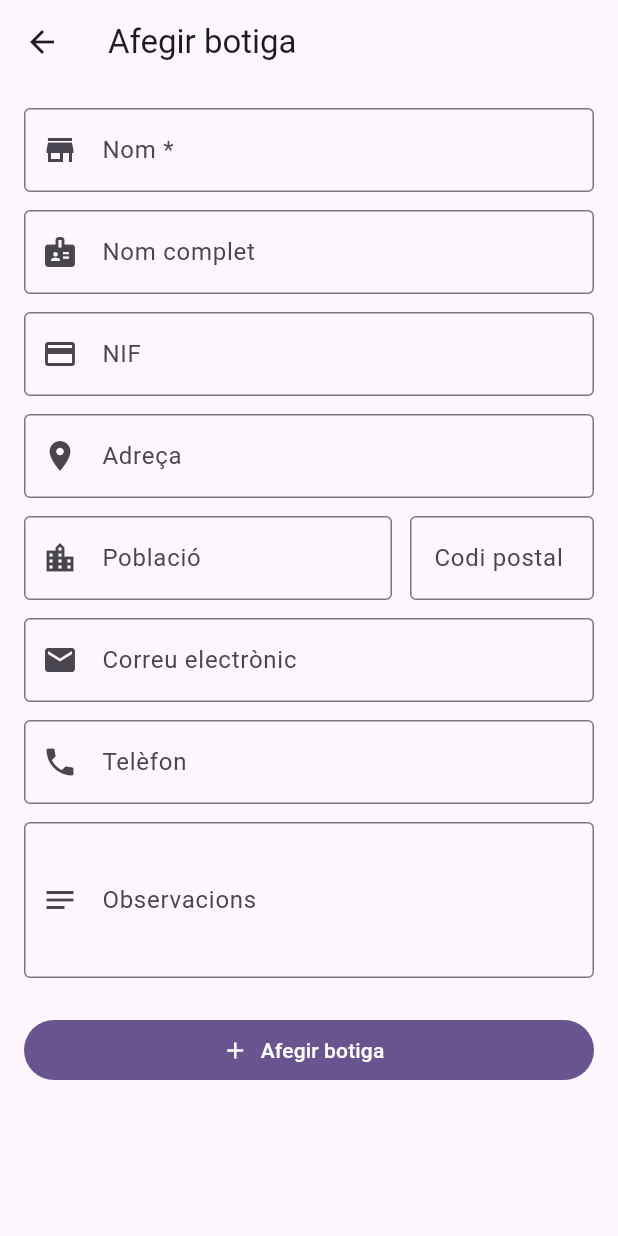
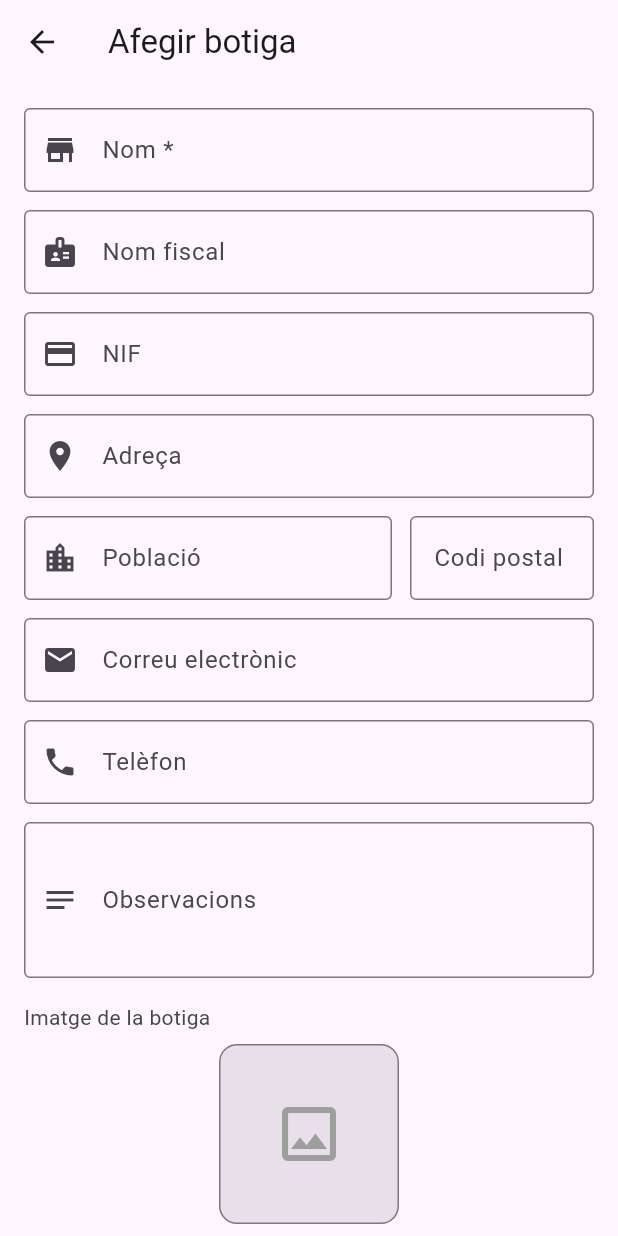
Before and after one commit to davidgpdeveloper/T04_LM_Stock, a Flutter app: the BotigaFormScreen screen opened directly, on a phone screen of 412 x 824 dp. Run offline on Flutter 3.47's test engine with Material 3 defaults, Android fonts, the phone set to English and light mode, and no system bars; our stand-ins replace image_picker, shelf; missing offline and left inert: mysql_client.

Commit message:
fix: adaptar esquema DB a l'original (b_NOMF, b_CP, eliminar migracions redundants)

```diff
--- a/la_musca_backend/lib/database.dart
+++ b/la_musca_backend/lib/database.dart
@@ -37,7 +37,9 @@ class Database {
       "ALTER TABLE botigues ADD COLUMN b_POBLACIO VARCHAR(99) DEFAULT ''",
       "ALTER TABLE botigues ADD COLUMN b_CODI_POSTAL VARCHAR(10) DEFAULT ''",
       "ALTER TABLE botigues ADD COLUMN b_OBSERVACIONS VARCHAR(500) DEFAULT ''",
+      "ALTER TABLE botigues ADD COLUMN b_IMATGE MEDIUMTEXT DEFAULT NULL",
       "ALTER TABLE productes ADD COLUMN p_QUANTITAT INT DEFAULT 0",
+      "ALTER TABLE productes ADD COLUMN p_IMATGE MEDIUMTEXT DEFAULT NULL",
       "ALTER TABLE comandes ADD COLUMN c_OBSERVACIONS VARCHAR(500) DEFAULT ''",
     ];
 
--- a/la_musca_backend/lib/handlers/botigues_handler.dart
+++ b/la_musca_backend/lib/handlers/botigues_handler.dart
@@ -12,8 +12,8 @@ class BotiguesHandler {
   Future<Response> getAll(Request request) async {
     try {
       final result = await db.pool.execute(
-        'SELECT b_ID, b_NOM, b_NOM_COMPLET, b_NIF, b_ADRECA, '
-        'b_POBLACIO, b_CODI_POSTAL, b_MAIL, b_TELF, b_OBSERVACIONS '
+        'SELECT b_ID, b_NOM, b_NOMF, b_NIF, b_ADRECA, '
+        'b_POBLACIO, b_CP, b_MAIL, b_TELF, b_OBSERVACIONS, b_IMATGE '
         'FROM botigues ORDER BY b_NOM',
       );
       final botigues = result.rows.map((row) => _rowToJson(row.assoc())).toList();
@@ -27,8 +27,8 @@ class BotiguesHandler {
   Future<Response> getById(Request request, String id) async {
     try {
       final result = await db.pool.execute(
-        'SELECT b_ID, b_NOM, b_NOM_COMPLET, b_NIF, b_ADRECA, '
-        'b_POBLACIO, b_CODI_POSTAL, b_MAIL, b_TELF, b_OBSERVACIONS '
+        'SELECT b_ID, b_NOM, b_NOMF, b_NIF, b_ADRECA, '
+        'b_POBLACIO, b_CP, b_MAIL, b_TELF, b_OBSERVACIONS, b_IMATGE '
         'FROM botigues WHERE b_ID = :id',
         {'id': id},
       );
@@ -49,20 +49,21 @@ class BotiguesHandler {
     try {
       final body = jsonDecode(await request.readAsString()) as Map<String, dynamic>;
       final result = await db.pool.execute(
-        'INSERT INTO botigues (b_NOM, b_NOM_COMPLET, b_NIF, b_ADRECA, '
-        'b_POBLACIO, b_CODI_POSTAL, b_MAIL, b_TELF, b_OBSERVACIONS) '
-        'VALUES (:nom, :nom_complet, :nif, :adreca, :poblacio, '
-        ':codi_postal, :mail, :telf, :observacions)',
+        'INSERT INTO botigues (b_NOM, b_NOMF, b_NIF, b_ADRECA, '
+        'b_POBLACIO, b_CP, b_MAIL, b_TELF, b_OBSERVACIONS, b_IMATGE) '
+        'VALUES (:nom, :nomf, :nif, :adreca, :poblacio, '
+        ':cp, :mail, :telf, :observacions, :imatge)',
         {
           'nom': body['nom'] ?? '',
-          'nom_complet': body['nom_complet'] ?? '',
+          'nomf': body['nom_fiscal'] ?? '',
           'nif': body['nif'] ?? '',
           'adreca': body['adreca'] ?? '',
           'poblacio': body['poblacio'] ?? '',
-          'codi_postal': body['codi_postal'] ?? '',
+          'cp': body['codi_postal'] ?? '',
           'mail': body['mail'] ?? '',
           'telf': body['telefon'] ?? '',
           'observacions': body['observacions'] ?? '',
+          'imatge': body['imatge'],
         },
       );
       final newId = result.lastInsertID.toInt();
@@ -77,21 +78,22 @@ class BotiguesHandler {
     try {
       final body = jsonDecode(await request.readAsString()) as Map<String, dynamic>;
       await db.pool.execute(
-        'UPDATE botigues SET b_NOM = :nom, b_NOM_COMPLET = :nom_complet, '
+        'UPDATE botigues SET b_NOM = :nom, b_NOMF = :nomf, '
         'b_NIF = :nif, b_ADRECA = :adreca, b_POBLACIO = :poblacio, '
-        'b_CODI_POSTAL = :codi_postal, b_MAIL = :mail, b_TELF = :telf, '
-        'b_OBSERVACIONS = :observacions WHERE b_ID = :id',
+        'b_CP = :cp, b_MAIL = :mail, b_TELF = :telf, '
+        'b_OBSERVACIONS = :observacions, b_IMATGE = :imatge WHERE b_ID = :id',
         {
           'id': id,
           'nom': body['nom'] ?? '',
-          'nom_complet': body['nom_complet'] ?? '',
+          'nomf': body['nom_fiscal'] ?? '',
           'nif': body['nif'] ?? '',
           'adreca': body['adreca'] ?? '',
           'poblacio': body['poblacio'] ?? '',
-          'codi_postal': body['codi_postal'] ?? '',
+          'cp': body['codi_postal'] ?? '',
           'mail': body['mail'] ?? '',
           'telf': body['telefon'] ?? '',
           'observacions': body['observacions'] ?? '',
+          'imatge': body['imatge'],
         },
       );
       return _jsonResponse({...body, 'id': int.parse(id)});
@@ -123,14 +125,15 @@ class BotiguesHandler {
   Map<String, dynamic> _rowToJson(Map<String, String?> r) => {
         'id': int.parse(r['b_ID'] ?? '0'),
         'nom': r['b_NOM'] ?? '',
-        'nom_complet': r['b_NOM_COMPLET'] ?? '',
+        'nom_fiscal': r['b_NOMF'] ?? '',
         'nif': r['b_NIF'] ?? '',
         'adreca': r['b_ADRECA'] ?? '',
         'poblacio': r['b_POBLACIO'] ?? '',
-        'codi_postal': r['b_CODI_POSTAL'] ?? '',
+        'codi_postal': r['b_CP'] ?? '',
         'mail': r['b_MAIL'] ?? '',
         'telefon': r['b_TELF'] ?? '',
         'observacions': r['b_OBSERVACIONS'] ?? '',
+        'imatge': r['b_IMATGE'],
       };
 }
 
--- a/la_musca_backend/lib/handlers/productes_handler.dart
+++ b/la_musca_backend/lib/handlers/productes_handler.dart
@@ -12,7 +12,7 @@ class ProductesHandler {
   Future<Response> getAll(Request request) async {
     try {
       final result = await db.pool.execute(
-        'SELECT p_ID, p_NOM, p_QUANTITAT, p_DESC FROM productes ORDER BY p_NOM',
+        'SELECT p_ID, p_NOM, p_QUANTITAT, p_DESC, p_IMATGE FROM productes ORDER BY p_NOM',
       );
       final productes = result.rows.map((row) => _rowToJson(row.assoc())).toList();
       return _jsonResponse(productes);
@@ -25,7 +25,7 @@ class ProductesHandler {
   Future<Response> getById(Request request, String id) async {
     try {
       final result = await db.pool.execute(
-        'SELECT p_ID, p_NOM, p_QUANTITAT, p_DESC FROM productes WHERE p_ID = :id',
+        'SELECT p_ID, p_NOM, p_QUANTITAT, p_DESC, p_IMATGE FROM productes WHERE p_ID = :id',
         {'id': id},
       );
       if (result.rows.isEmpty) {
@@ -45,11 +45,12 @@ class ProductesHandler {
     try {
       final body = jsonDecode(await request.readAsString()) as Map<String, dynamic>;
       final result = await db.pool.execute(
-        'INSERT INTO productes (p_NOM, p_QUANTITAT, p_DESC) VALUES (:nom, :quantitat, :desc)',
+        'INSERT INTO productes (p_NOM, p_QUANTITAT, p_DESC, p_IMATGE) VALUES (:nom, :quantitat, :desc, :imatge)',
         {
           'nom': body['nom'] ?? '',
           'quantitat': (body['quantitat'] ?? 0).toString(),
           'desc': body['descripcio'] ?? '',
+          'imatge': body['imatge'],
         },
       );
       final newId = result.lastInsertID.toInt();
@@ -65,12 +66,13 @@ class ProductesHandler {
       final body = jsonDecode(await request.readAsString()) as Map<String, dynamic>;
       await db.pool.execute(
         'UPDATE productes SET p_NOM = :nom, p_QUANTITAT = :quantitat, '
-        'p_DESC = :desc WHERE p_ID = :id',
+        'p_DESC = :desc, p_IMATGE = :imatge WHERE p_ID = :id',
         {
           'id': id,
           'nom': body['nom'] ?? '',
           'quantitat': (body['quantitat'] ?? 0).toString(),
           'desc': body['descripcio'] ?? '',
+          'imatge': body['imatge'],
         },
       );
       return _jsonResponse({...body, 'id': int.parse(id)});
@@ -104,6 +106,7 @@ class ProductesHandler {
         'nom': r['p_NOM'] ?? '',
         'quantitat': int.tryParse(r['p_QUANTITAT'] ?? '0') ?? 0,
         'descripcio': r['p_DESC'] ?? '',
+        'imatge': r['p_IMATGE'],
       };
 }
 
--- a/la_musca_stock/lib/models/botiga.dart
+++ b/la_musca_stock/lib/models/botiga.dart
@@ -1,7 +1,7 @@
 class Botiga {
   final int id;
   String nom;
-  String nomComplet;
+  String nomFiscal;
   String nif;
   String adreca;
   String poblacio;
@@ -9,11 +9,12 @@ class Botiga {
   String mail;
   String telefon;
   String observacions;
+  String? imatgeBase64;
 
   Botiga({
     required this.id,
     required this.nom,
-    this.nomComplet = '',
+    this.nomFiscal = '',
     this.nif = '',
     this.adreca = '',
     this.poblacio = '',
@@ -21,13 +22,14 @@ class Botiga {
     this.mail = '',
     this.telefon = '',
     this.observacions = '',
+    this.imatgeBase64,
   });
 
   factory Botiga.fromJson(Map<String, dynamic> json) {
     return Botiga(
       id: json['id'] as int,
       nom: json['nom'] as String,
-      nomComplet: json['nom_complet'] as String? ?? '',
+      nomFiscal: json['nom_fiscal'] as String? ?? '',
       nif: json['nif'] as String? ?? '',
       adreca: json['adreca'] as String? ?? '',
       poblacio: json['poblacio'] as String? ?? '',
@@ -35,13 +37,14 @@ class Botiga {
       mail: json['mail'] as String? ?? '',
       telefon: json['telefon'] as String? ?? '',
       observacions: json['observacions'] as String? ?? '',
+      imatgeBase64: json['imatge'] as String?,
     );
   }
 
   Map<String, dynamic> toJson() => {
         'id': id,
         'nom': nom,
-        'nom_complet': nomComplet,
+        'nom_fiscal': nomFiscal,
         'nif': nif,
         'adreca': adreca,
         'poblacio': poblacio,
@@ -49,12 +52,13 @@ class Botiga {
         'mail': mail,
         'telefon': telefon,
         'observacions': observacions,
+        'imatge': imatgeBase64,
       };
 
   Botiga copyWith({
     int? id,
     String? nom,
-    String? nomComplet,
+    String? nomFiscal,
     String? nif,
     String? adreca,
     String? poblacio,
@@ -62,11 +66,12 @@ class Botiga {
     String? mail,
     String? telefon,
     String? observacions,
+    String? imatgeBase64,
   }) {
     return Botiga(
       id: id ?? this.id,
       nom: nom ?? this.nom,
-      nomComplet: nomComplet ?? this.nomComplet,
+      nomFiscal: nomFiscal ?? this.nomFiscal,
       nif: nif ?? this.nif,
       adreca: adreca ?? this.adreca,
       poblacio: poblacio ?? this.poblacio,
@@ -74,6 +79,7 @@ class Botiga {
       mail: mail ?? this.mail,
       telefon: telefon ?? this.telefon,
       observacions: observacions ?? this.observacions,
+      imatgeBase64: imatgeBase64 ?? this.imatgeBase64,
     );
   }
 }
--- a/la_musca_stock/lib/models/producte.dart
+++ b/la_musca_stock/lib/models/producte.dart
@@ -3,12 +3,14 @@ class Producte {
   String nom;
   int quantitat;
   String descripcio;
+  String? imatgeBase64;
 
   Producte({
     required this.id,
     required this.nom,
     this.quantitat = 0,
     this.descripcio = '',
+    this.imatgeBase64,
   });
 
   factory Producte.fromJson(Map<String, dynamic> json) {
@@ -17,6 +19,7 @@ class Producte {
       nom: json['nom'] as String,
       quantitat: json['quantitat'] as int? ?? 0,
       descripcio: json['descripcio'] as String? ?? '',
+      imatgeBase64: json['imatge'] as String?,
     );
   }
 
@@ -25,6 +28,7 @@ class Producte {
         'nom': nom,
         'quantitat': quantitat,
         'descripcio': descripcio,
+        'imatge': imatgeBase64,
       };
 
   Producte copyWith({
@@ -32,12 +36,14 @@ class Producte {
     String? nom,
     int? quantitat,
     String? descripcio,
+    String? imatgeBase64,
   }) {
     return Producte(
       id: id ?? this.id,
       nom: nom ?? this.nom,
       quantitat: quantitat ?? this.quantitat,
       descripcio: descripcio ?? this.descripcio,
+      imatgeBase64: imatgeBase64 ?? this.imatgeBase64,
     );
   }
 }
--- a/la_musca_stock/lib/screens/botiga_form_screen.dart
+++ b/la_musca_stock/lib/screens/botiga_form_screen.dart
@@ -2,6 +2,7 @@ import 'package:flutter/material.dart';
 import 'package:provider/provider.dart';
 import '../models/botiga.dart';
 import '../repositories/botiga_repository.dart';
+import '../widgets/image_picker_widget.dart';
 
 class BotigaFormScreen extends StatefulWidget {
   final Botiga? botiga;
@@ -15,7 +16,7 @@ class BotigaFormScreen extends StatefulWidget {
 class _BotigaFormScreenState extends State<BotigaFormScreen> {
   final _formKey = GlobalKey<FormState>();
   late final TextEditingController _nomController;
-  late final TextEditingController _nomCompletController;
+  late final TextEditingController _nomFiscalController;
   late final TextEditingController _nifController;
   late final TextEditingController _adrecaController;
   late final TextEditingController _poblacioController;
@@ -23,6 +24,7 @@ class _BotigaFormScreenState extends State<BotigaFormScreen> {
   late final TextEditingController _mailController;
   late final TextEditingController _telefonController;
   late final TextEditingController _observacionsController;
+  String? _imatgeBase64;
 
   bool get _isEditing => widget.botiga != null;
 
@@ -30,8 +32,8 @@ class _BotigaFormScreenState extends State<BotigaFormScreen> {
   void initState() {
     super.initState();
     _nomController = TextEditingController(text: widget.botiga?.nom ?? '');
-    _nomCompletController =
-        TextEditingController(text: widget.botiga?.nomComplet ?? '');
+    _nomFiscalController =
+        TextEditingController(text: widget.botiga?.nomFiscal ?? '');
     _nifController = TextEditingController(text: widget.botiga?.nif ?? '');
     _adrecaController =
         TextEditingController(text: widget.botiga?.adreca ?? '');
@@ -44,6 +46,7 @@ class _BotigaFormScreenState extends State<BotigaFormScreen> {
         TextEditingController(text: widget.botiga?.telefon ?? '');
     _observacionsController =
         TextEditingController(text: widget.botiga?.observacions ?? '');
+    _imatgeBase64 = widget.botiga?.imatgeBase64;
   }
 
   Future<void> _save() async {
@@ -66,7 +69,7 @@ class _BotigaFormScreenState extends State<BotigaFormScreen> {
     final botiga = Botiga(
       id: widget.botiga?.id ?? repo.nextId,
       nom: nom,
-      nomComplet: _nomCompletController.text.trim(),
+      nomFiscal: _nomFiscalController.text.trim(),
       nif: _nifController.text.trim(),
       adreca: _adrecaController.text.trim(),
       poblacio: _poblacioController.text.trim(),
@@ -74,6 +77,7 @@ class _BotigaFormScreenState extends State<BotigaFormScreen> {
       mail: _mailController.text.trim(),
       telefon: _telefonController.text.trim(),
       observacions: _observacionsController.text.trim(),
+      imatgeBase64: _imatgeBase64,
     );
 
     if (_isEditing) {
@@ -129,9 +133,9 @@ class _BotigaFormScreenState extends State<BotigaFormScreen> {
                   ),
                   const SizedBox(height: 12),
                   TextFormField(
-                    controller: _nomCompletController,
+                    controller: _nomFiscalController,
                     decoration: const InputDecoration(
-                      labelText: 'Nom complet',
+                      labelText: 'Nom fiscal',
                       border: OutlineInputBorder(),
                       prefixIcon: Icon(Icons.badge),
                     ),
@@ -210,6 +214,14 @@ class _BotigaFormScreenState extends State<BotigaFormScreen> {
                     ),
                     maxLines: 3,
                   ),
+                  const SizedBox(height: 16),
+                  ImagePickerWidget(
+                    currentImageBase64: _imatgeBase64,
+                    onImageChanged: (value) {
+                      setState(() => _imatgeBase64 = value);
+                    },
+                    label: 'Imatge de la botiga',
+                  ),
                   const SizedBox(height: 24),
                   FilledButton.icon(
                     onPressed: _save,
@@ -228,7 +240,7 @@ class _BotigaFormScreenState extends State<BotigaFormScreen> {
   @override
   void dispose() {
     _nomController.dispose();
-    _nomCompletController.dispose();
+    _nomFiscalController.dispose();
     _nifController.dispose();
     _adrecaController.dispose();
     _poblacioController.dispose();
--- /dev/null
+++ b/la_musca_stock/lib/widgets/image_picker_widget.dart
@@ -0,0 +1,125 @@
+// Widget reutilitzable per seleccionar i previsualitzar imatges.
+// Comprimeix a 200x200 JPEG qualitat 70 abans de codificar en base64.
+import 'dart:convert';
+import 'package:flutter/material.dart';
+import 'package:image_picker/image_picker.dart';
+
+class ImagePickerWidget extends StatelessWidget {
+  final String? currentImageBase64;
+  final ValueChanged<String?> onImageChanged;
+  final String label;
+
+  const ImagePickerWidget({
+    super.key,
+    this.currentImageBase64,
+    required this.onImageChanged,
+    this.label = 'Imatge',
+  });
+
+  Future<void> _pickImage(BuildContext context) async {
+    final picker = ImagePicker();
+    final pickedFile = await picker.pickImage(
+      source: ImageSource.gallery,
+      maxWidth: 200,
+      maxHeight: 200,
+      imageQuality: 70,
+    );
+    if (pickedFile == null) return;
+
+    final bytes = await pickedFile.readAsBytes();
+    final base64String = base64Encode(bytes);
+
+    // Validar que la imatge no sigui massa gran (max ~100KB en base64)
+    if (base64String.length > 150000 && context.mounted) {
+      ScaffoldMessenger.of(context).showSnackBar(
+        const SnackBar(
+          content: Text('La imatge és massa gran. Seleccioneu-ne una de més petita.'),
+          backgroundColor: Colors.red,
+        ),
+      );
+      return;
+    }
+
+    onImageChanged(base64String);
+  }
+
+  @override
+  Widget build(BuildContext context) {
+    return Column(
+      crossAxisAlignment: CrossAxisAlignment.start,
+      children: [
+        Text(
+          label,
+          style: Theme.of(context).textTheme.bodyMedium?.copyWith(
+                color: Theme.of(context).colorScheme.onSurfaceVariant,
+              ),
+        ),
+        const SizedBox(height: 8),
+        Center(
+          child: Column(
+            children: [
+              // Previsualització de la imatge
+              Container(
+                width: 120,
+                height: 120,
+                decoration: BoxDecoration(
+                  border: Border.all(
+                    color: Theme.of(context).colorScheme.outline,
+                  ),
+                  borderRadius: BorderRadius.circular(12),
+                  color: Theme.of(context).colorScheme.surfaceContainerHighest,
+                ),
+                child: ClipRRect(
+                  borderRadius: BorderRadius.circular(11),
+                  child: currentImageBase64 != null &&
+                          currentImageBase64!.isNotEmpty
+                      ? Image.memory(
+                          base64Decode(currentImageBase64!),
+                          fit: BoxFit.cover,
+                          width: 120,
+                          height: 120,
+                          errorBuilder: (_, _, _) => const Icon(
+                            Icons.broken_image,
+                            size: 48,
+                            color: Colors.grey,
+                          ),
+                        )
+                      : const Icon(
+                          Icons.image_outlined,
+                          size: 48,
+                          color: Colors.grey,
+                        ),
+                ),
+              ),
+              const SizedBox(height: 8),
+              // Botons d'acció
+              Row(
+                mainAxisSize: MainAxisSize.min,
+                children: [
+                  TextButton.icon(
+                    onPressed: () => _pickImage(context),
+                    icon: const Icon(Icons.photo_library),
+                    label: Text(
+                      currentImageBase64 != null ? 'Canviar' : 'Seleccionar',
+                    ),
+                  ),
+                  if (currentImageBase64 != null) ...[
+                    const SizedBox(width: 8),
+                    TextButton.icon(
+                      onPressed: () => onImageChanged(null),
+                      icon: const Icon(Icons.delete_outline, color: Colors.red),
+                      label: const Text(
+                        'Eliminar',
+                        style: TextStyle(color: Colors.red),
+                      ),
+                    ),
+                  ],
+                ],
+              ),
+            ],
+          ),
+        ),
+      ],
+    );
+  }
+}
--- a/la_musca_stock/pubspec.yaml
+++ b/la_musca_stock/pubspec.yaml
@@ -37,6 +37,7 @@ dependencies:
   provider: ^6.1.2
   intl: ^0.19.0
   http: ^1.2.0
+  image_picker: ^1.1.2
 
 dev_dependencies:
   flutter_test:
```
Also changed, not shown: la_musca_stock/assets/data/botigues.json (+15 -15 lines), la_musca_stock/lib/screens/home_screen.dart (+20 -5 lines), la_musca_stock/lib/screens/producte_form_screen.dart (+12 -0 lines), la_musca_stock/pubspec.lock, 3 other files.
